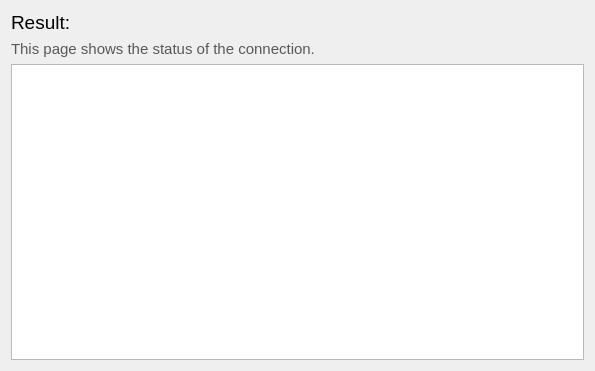
The window that src/mirall/owncloudwizardresultpage.ui (nextcloud/desktop) describes before a commit, drawn with Qt 5.
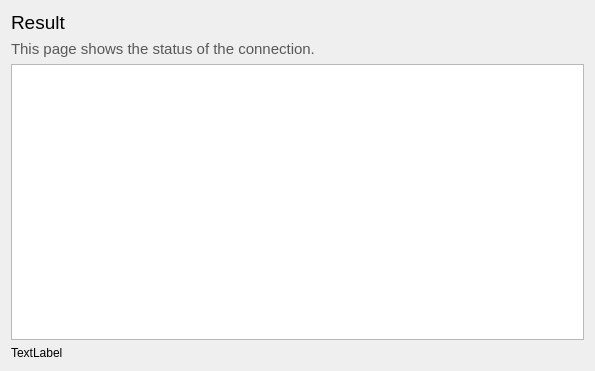
The same window after the commit.

The edit to the form file:
```diff
--- a/src/mirall/owncloudwizardresultpage.ui
+++ b/src/mirall/owncloudwizardresultpage.ui
@@ -26,7 +26,7 @@
         </font>
        </property>
        <property name="text">
-        <string>Result:</string>
+        <string>Result</string>
        </property>
       </widget>
      </item>
@@ -72,6 +72,13 @@
      </property>
     </widget>
    </item>
+   <item row="3" column="0">
+    <widget class="QLabel" name="ocLinkLabel">
+     <property name="text">
+      <string>TextLabel</string>
+     </property>
+    </widget>
+   </item>
   </layout>
  </widget>
  <resources/>
```
